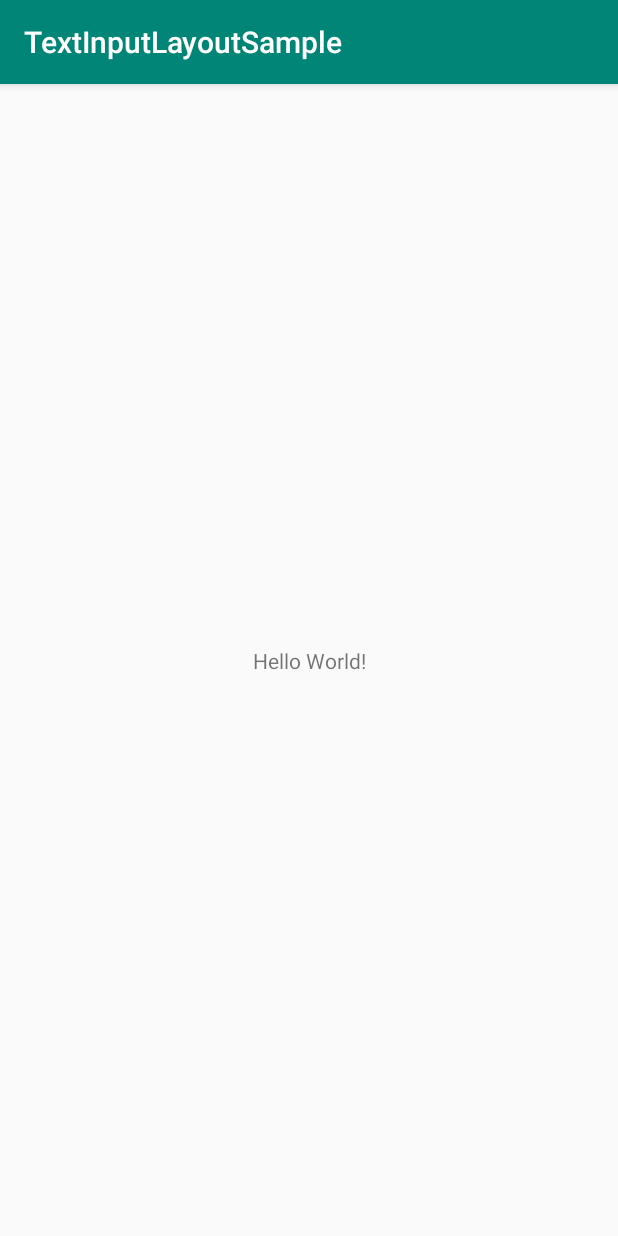
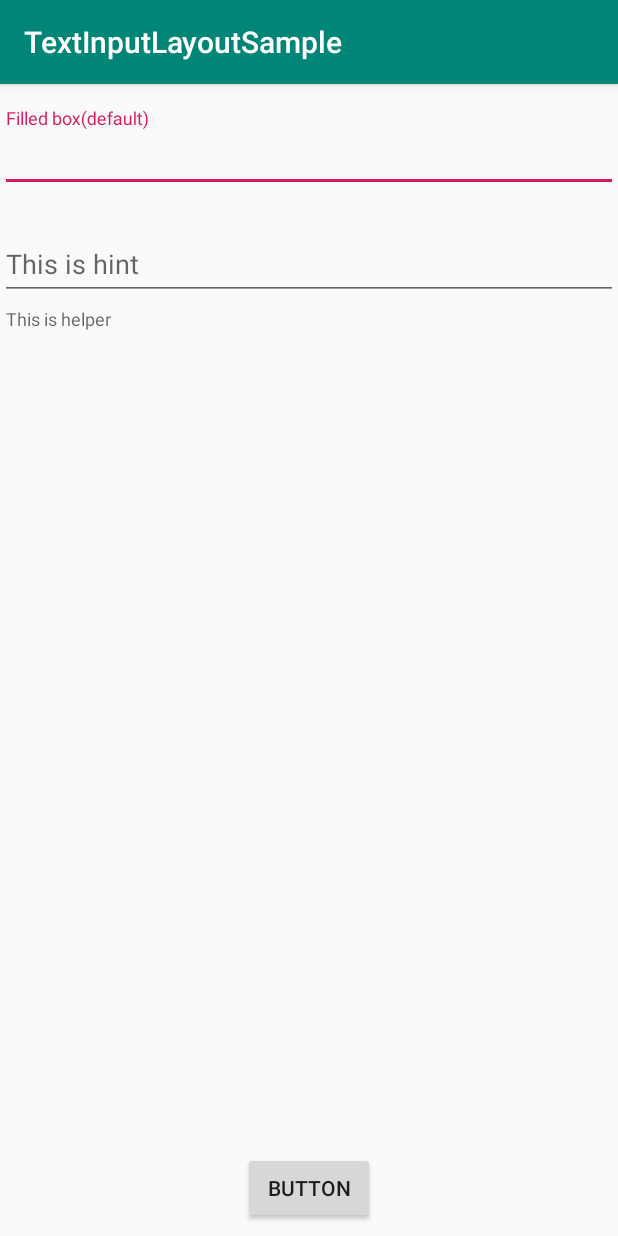
Before and after one commit to b4tchkn/AndroidPlayground, an Android app: the screen it shows after launch (MainActivity), on a phone screen of 412 x 824 dp. Run offline under Robolectric (Android 15) with nearby library versions, the phone set to English and light mode, and no system bars.

Commit message:
add: easy sample

```diff
--- a/TextInputLayoutSample/app/build.gradle
+++ b/TextInputLayoutSample/app/build.gradle
@@ -32,4 +32,7 @@ dependencies {
     testImplementation 'junit:junit:4.12'
     androidTestImplementation 'androidx.test.ext:junit:1.1.1'
     androidTestImplementation 'androidx.test.espresso:espresso-core:3.2.0'
+
+    implementation 'com.google.android.material:material:1.1.0'
+
 }
--- a/TextInputLayoutSample/app/src/main/res/layout/activity_main.xml
+++ b/TextInputLayoutSample/app/src/main/res/layout/activity_main.xml
@@ -6,13 +6,47 @@
     android:layout_height="match_parent"
     tools:context=".MainActivity">
 
-    <TextView
+    <com.google.android.material.textfield.TextInputLayout
+        android:id="@+id/default_text_input"
+        android:layout_width="match_parent"
+        android:layout_height="wrap_content"
+        app:layout_constraintStart_toStartOf="parent"
+        app:layout_constraintTop_toTopOf="parent"
+        app:layout_constraintEnd_toEndOf="parent"
+        android:layout_marginTop="16dp"
+        android:hint="Filled box(default)">
+        <com.google.android.material.textfield.TextInputEditText
+            android:layout_width="match_parent"
+            android:layout_height="wrap_content" />
+    </com.google.android.material.textfield.TextInputLayout>
+
+    <com.google.android.material.textfield.TextInputLayout
+        android:id="@+id/custom_text_input"
+        android:layout_width="match_parent"
+        android:layout_height="wrap_content"
+        app:layout_constraintStart_toStartOf="parent"
+        app:layout_constraintTop_toBottomOf="@id/default_text_input"
+        app:layout_constraintEnd_toEndOf="parent"
+        android:layout_marginTop="16dp"
+        android:hint="This is hint"
+        app:hintTextColor="@android:color/holo_blue_dark"
+        app:errorEnabled="true"
+        app:helperText="This is helper">
+        <com.google.android.material.textfield.TextInputEditText
+            android:id="@+id/custom_edit_text"
+            android:layout_width="match_parent"
+            android:layout_height="wrap_content"
+            android:textColor="@android:color/holo_green_dark"
+            android:maxLines="1" />
+    </com.google.android.material.textfield.TextInputLayout>
+
+    <Button
+        android:id="@+id/button"
         android:layout_width="wrap_content"
         android:layout_height="wrap_content"
-        android:text="Hello World!"
+        android:layout_marginBottom="8dp"
+        android:text="Button"
         app:layout_constraintBottom_toBottomOf="parent"
-        app:layout_constraintLeft_toLeftOf="parent"
-        app:layout_constraintRight_toRightOf="parent"
-        app:layout_constraintTop_toTopOf="parent" />
-
+        app:layout_constraintEnd_toEndOf="parent"
+        app:layout_constraintStart_toStartOf="parent" />
 </androidx.constraintlayout.widget.ConstraintLayout>
--- a/TextInputLayoutSample/app/src/main/res/values/styles.xml
+++ b/TextInputLayoutSample/app/src/main/res/values/styles.xml
@@ -8,4 +8,9 @@
         <item name="colorAccent">@color/colorAccent</item>
     </style>
 
+    <style name="MyEditText.FilledBox" parent="Widget.MaterialComponents.TextInputLayout.FilledBox">
+        <item name="hintTextColor">@android:color/holo_green_dark</item>
+        <item name="errorTextColor">@color/colorAccent</item>
+        <item name="helperTextTextColor">@android:color/holo_blue_dark</item>
+    </style>
 </resources>
```
Also changed, not shown: TextInputLayoutSample/app/src/main/java/com/batch/textinputlayoutsample/MainActivity.kt (+18 -0 lines), TextInputLayoutSample/app/src/main/res/drawable/ic_error.xml (added, +9 -0 lines).
